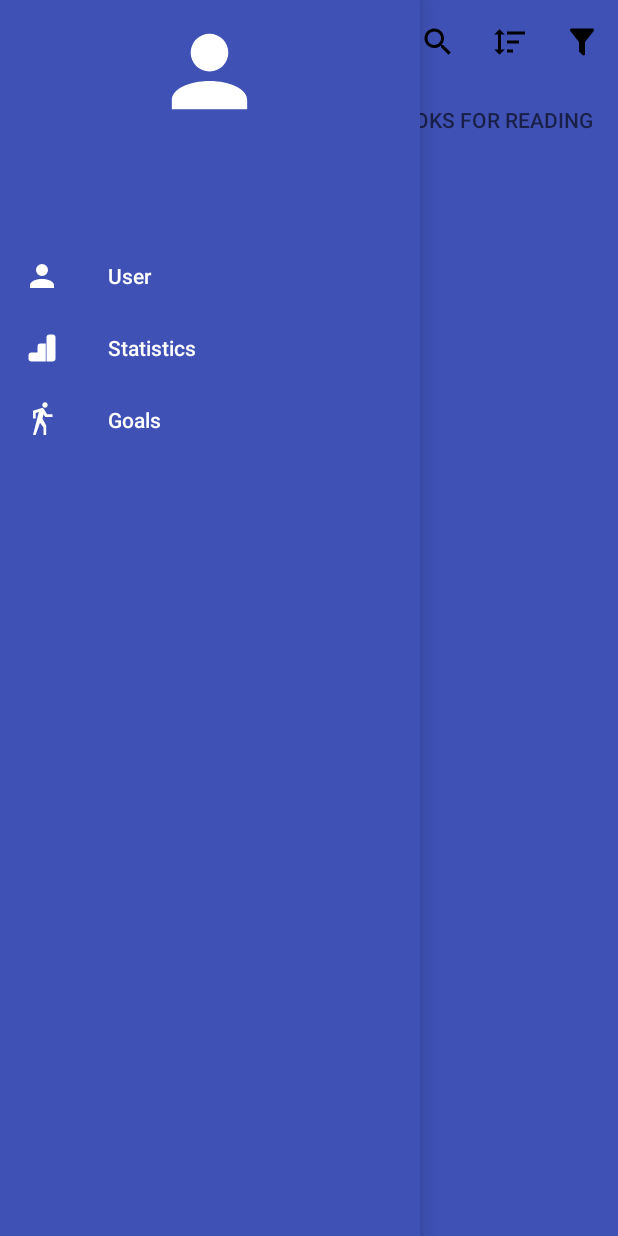
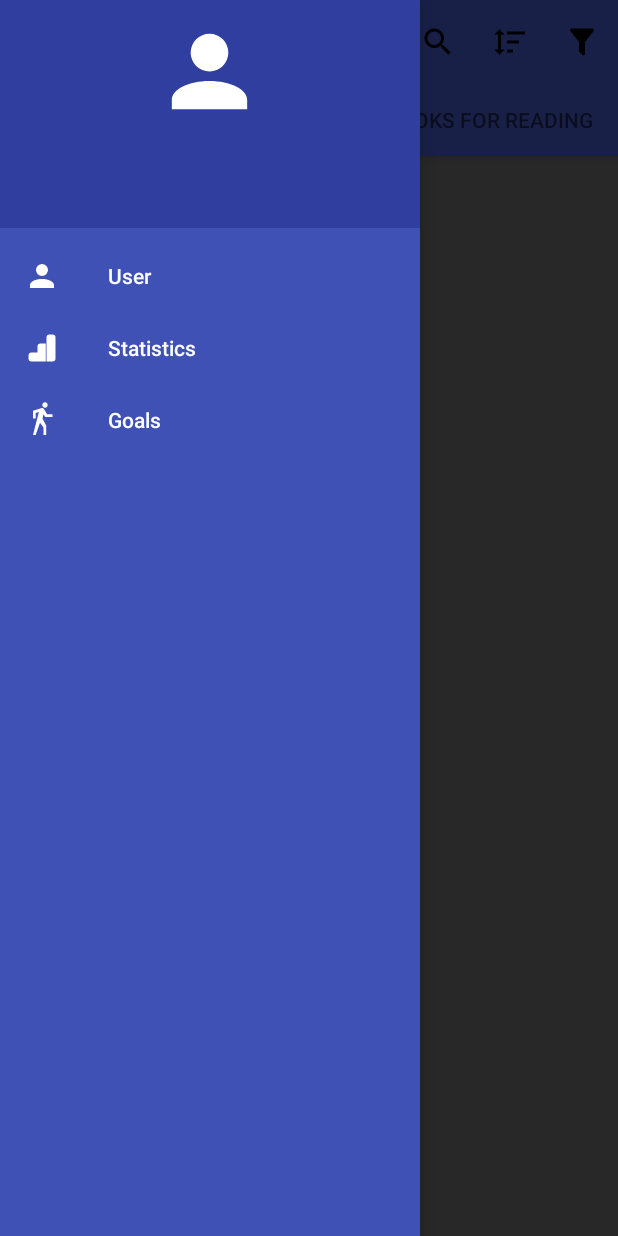
Before and after one commit to mirzakrzic/ReadingTracker, an Android app: the MainActivity screen opened directly, with no data from a screen before it, in the side drawer, after a tap on "Goals", on a phone screen of 412 x 824 dp. Run offline under Robolectric (Android 15) with nearby library versions, the phone set to English and light mode, and no system bars.

```diff
--- a/app/src/main/java/com/readingtrackerapp/activities/MainActivity.java
+++ b/app/src/main/java/com/readingtrackerapp/activities/MainActivity.java
@@ -31,8 +31,6 @@ public class MainActivity extends AppCompatActivity {
     TextView username;
     NavigationView mNavigationView;
     View mHeaderView;
-
-    TextView textViewUsername;
     String username_text;
 
     @Override
@@ -45,11 +43,11 @@ public class MainActivity extends AppCompatActivity {
         // checks if user is registered
         isUserRegistered();
 
-        // set toolbar and options menu for sorting books
-        setToolbar();
-
-        // set view pager
-        setViewPager();
+//        // set toolbar and options menu for sorting books
+//        setToolbar();
+//
+//        // set view pager
+//        setViewPager();
 
         //initialize nav drawer and put username in header
         InitializeNavDrawer();
@@ -59,6 +57,8 @@ public class MainActivity extends AppCompatActivity {
 
     private void InitializeNavDrawer()
     {
+        setToolbar();
+        setViewPager();
         // NavigationView
         mNavigationView = (NavigationView) findViewById(R.id.nav_view);
 
@@ -71,15 +71,19 @@ public class MainActivity extends AppCompatActivity {
         toggle=new ActionBarDrawerToggle(this,drawerLayout,R.string.open,R.string.close);
         drawerLayout.addDrawerListener(toggle);
         toggle.syncState();
+        getSupportActionBar().setDisplayHomeAsUpEnabled(true);
+
+
 
     }
 
     @Override
     public boolean onOptionsItemSelected(MenuItem item) {
+        if(toggle.onOptionsItemSelected(item))
+        {
+            return true;
+        }
         return super.onOptionsItemSelected(item);
-
-
-
     }
 
     // user registration
--- a/app/src/main/res/layout/activity_main.xml
+++ b/app/src/main/res/layout/activity_main.xml
@@ -5,39 +5,10 @@
     android:id="@+id/content"
     android:layout_width="match_parent"
     android:layout_height="match_parent"
-    tools:context="com.readingtrackerapp.activities.MainActivity">
-
-    <android.support.design.widget.AppBarLayout
-        android:id="@+id/appBarLayout"
-        android:layout_width="match_parent"
-        android:layout_height="wrap_content">
-
-        <android.support.v7.widget.Toolbar
-            android:id="@+id/toolbar"
-            android:layout_width="match_parent"
-            android:layout_height="wrap_content"
-            android:background="?attr/colorPrimary"
-            android:minHeight="?attr/actionBarSize"
-            android:theme="?attr/actionBarTheme"
-            app:layout_constraintEnd_toEndOf="parent"
-            app:layout_constraintStart_toStartOf="parent"
-            app:layout_constraintTop_toTopOf="parent"
-            app:layout_scrollFlags="scroll|enterAlways"
-            app:title="Reading Tracker" />
-
-        <android.support.design.widget.TabLayout
-            android:id="@+id/tabLayout"
-            android:layout_width="match_parent"
-            android:layout_height="wrap_content"
-            android:background="@color/colorPrimary"
-            app:layout_constraintEnd_toEndOf="parent"
-            app:layout_constraintStart_toStartOf="parent"
-            app:layout_constraintTop_toBottomOf="@+id/toolbar"
-            app:layout_scrollFlags="scroll|enterAlways"
-            app:tabGravity="center"
-            app:tabMode="scrollable" />
-
-    </android.support.design.widget.AppBarLayout>
+    tools:context="com.readingtrackerapp.activities.MainActivity"
+    android:fitsSystemWindows="true"
+    tools:openDrawer="start"
+    >
 
     <android.support.v4.view.ViewPager
         android:id="@+id/viewPager"
@@ -48,8 +19,12 @@
         app:layout_constraintStart_toStartOf="parent"
         app:layout_constraintTop_toBottomOf="@+id/appBarLayout"/>
 
+    <include
+        layout="@layout/app_bar_main"
+        android:layout_width="match_parent"
+        android:layout_height="match_parent" />
+
     <android.support.design.widget.NavigationView
-
         android:id="@+id/nav_view"
         app:headerLayout="@layout/nav_menu_header"
         android:layout_width="wrap_content"
--- a/app/src/main/res/layout/nav_menu_header.xml
+++ b/app/src/main/res/layout/nav_menu_header.xml
@@ -4,7 +4,7 @@
     android:layout_width="match_parent"
     android:layout_height="152dp"
     android:orientation="vertical"
-    android:background="@color/colorPrimary"
+    android:background="@color/colorPrimaryDark"
 
     >
 
```
Also changed, not shown: app/src/main/res/layout/app_bar_main.xml (added, +51 -0 lines).
